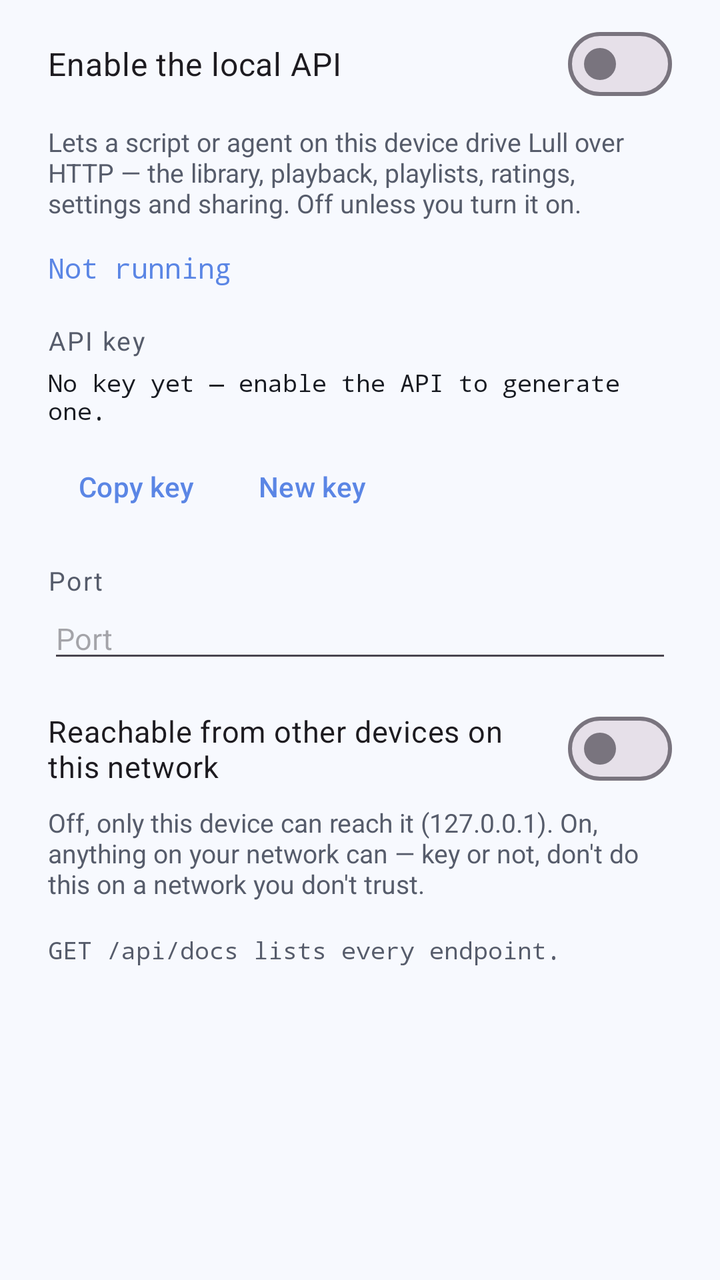
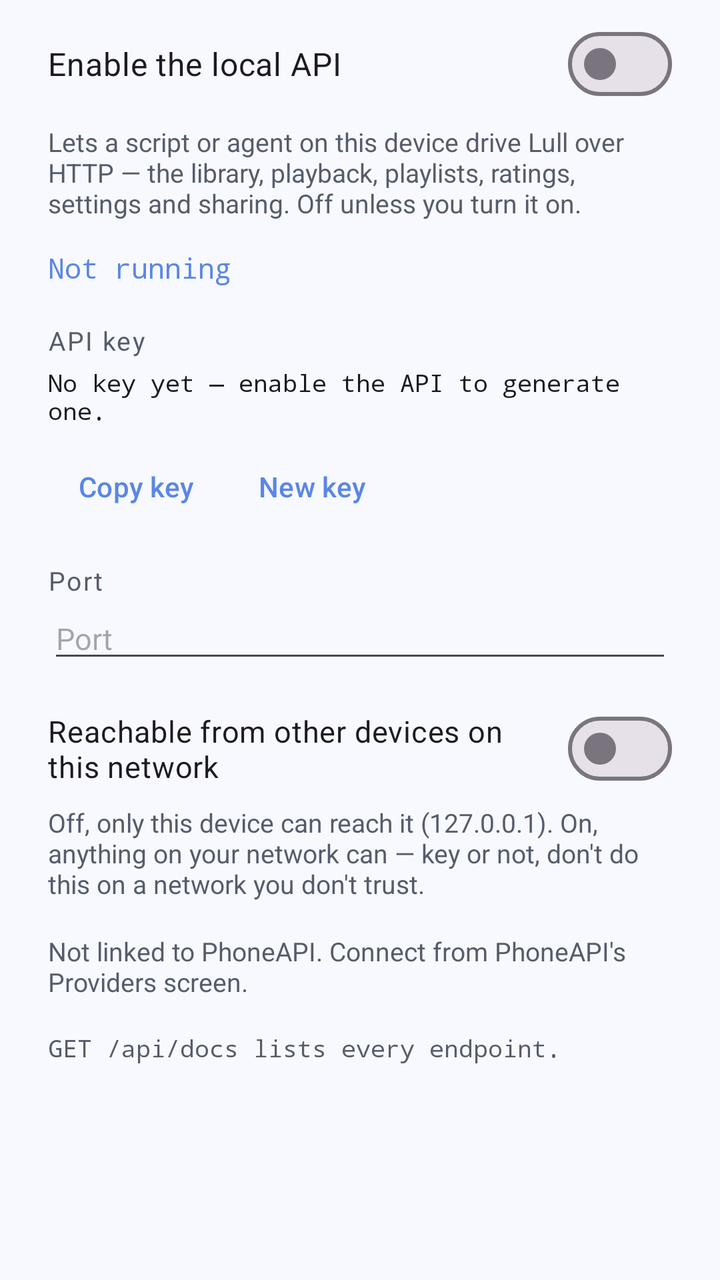

An Android layout rendered at two revisions. The XML below is the earlier revision; the diff shows what the commit changed to produce the second picture.
<!-- AndroidManifest.xml: application theme Theme.Lull -->
<!-- res/layout/dialog_api.xml -->
<?xml version="1.0" encoding="utf-8"?>
<ScrollView xmlns:android="http://schemas.android.com/apk/res/android"
    android:layout_width="match_parent"
    android:layout_height="wrap_content"
    android:paddingHorizontal="24dp"
    android:paddingTop="8dp">

    <LinearLayout
        android:layout_width="match_parent"
        android:layout_height="wrap_content"
        android:orientation="vertical">

        <com.google.android.material.materialswitch.MaterialSwitch
            android:id="@+id/apiEnable"
            android:layout_width="match_parent"
            android:layout_height="wrap_content"
            android:text="@string/api_enable"
            android:textSize="16sp" />

        <TextView
            android:layout_width="match_parent"
            android:layout_height="wrap_content"
            android:layout_marginTop="6dp"
            android:text="@string/api_explain"
            android:textColor="?attr/colorOnSurfaceVariant"
            android:textSize="13sp" />

        <TextView
            android:id="@+id/apiStatus"
            android:layout_width="match_parent"
            android:layout_height="wrap_content"
            android:layout_marginTop="14dp"
            android:textColor="?attr/colorPrimary"
            android:textSize="14sp"
            android:fontFamily="monospace"
            android:text="@string/api_stopped" />

        <TextView
            android:layout_width="match_parent"
            android:layout_height="wrap_content"
            android:layout_marginTop="18dp"
            android:text="@string/api_key_label"
            android:textColor="?attr/colorOnSurfaceVariant"
            android:textSize="13sp"
            android:letterSpacing="0.06" />

        <TextView
            android:id="@+id/apiKey"
            android:layout_width="match_parent"
            android:layout_height="wrap_content"
            android:layout_marginTop="4dp"
            android:textIsSelectable="true"
            android:fontFamily="monospace"
            android:textSize="12sp"
            android:textColor="?attr/colorOnSurface"
            android:text="@string/api_key_none" />

        <LinearLayout
            android:layout_width="match_parent"
            android:layout_height="wrap_content"
            android:layout_marginTop="6dp"
            android:orientation="horizontal">

            <com.google.android.material.button.MaterialButton
                android:id="@+id/apiCopy"
                style="@style/Widget.Material3.Button.TextButton"
                android:layout_width="wrap_content"
                android:layout_height="wrap_content"
                android:text="@string/api_copy" />

            <com.google.android.material.button.MaterialButton
                android:id="@+id/apiRegenerate"
                style="@style/Widget.Material3.Button.TextButton"
                android:layout_width="wrap_content"
                android:layout_height="wrap_content"
                android:text="@string/api_regenerate" />
        </LinearLayout>

        <TextView
            android:layout_width="match_parent"
            android:layout_height="wrap_content"
            android:layout_marginTop="14dp"
            android:text="@string/api_port_label"
            android:textColor="?attr/colorOnSurfaceVariant"
            android:textSize="13sp"
            android:letterSpacing="0.06" />

        <EditText
            android:id="@+id/apiPort"
            android:layout_width="match_parent"
            android:layout_height="wrap_content"
            android:inputType="number"
            android:maxLength="5"
            android:importantForAutofill="no"
            android:hint="@string/api_port_label"
            android:textSize="15sp" />

        <com.google.android.material.materialswitch.MaterialSwitch
            android:id="@+id/apiLan"
            android:layout_width="match_parent"
            android:layout_height="wrap_content"
            android:layout_marginTop="14dp"
            android:text="@string/api_lan"
            android:textSize="15sp" />

        <TextView
            android:layout_width="match_parent"
            android:layout_height="wrap_content"
            android:layout_marginTop="4dp"
            android:text="@string/api_lan_warning"
            android:textColor="?attr/colorOnSurfaceVariant"
            android:textSize="13sp" />

        <TextView
            android:layout_width="match_parent"
            android:layout_height="wrap_content"
            android:layout_marginTop="16dp"
            android:text="@string/api_docs_hint"
            android:textColor="?attr/colorOnSurfaceVariant"
            android:fontFamily="monospace"
            android:textSize="12sp" />
    </LinearLayout>
</ScrollView>
<!-- resources referenced by this layout -->
<resources>
  <string name="api_copy">Copy key</string>
  <string name="api_docs_hint">GET /api/docs lists every endpoint.</string>
  <string name="api_enable">Enable the local API</string>
  <string name="api_explain">Lets a script or agent on this device drive Lull over HTTP — the library, playback, playlists, ratings, settings and sharing. Off unless you turn it on.</string>
  <string name="api_key_label">API key</string>
  <string name="api_key_none">No key yet — enable the API to generate one.</string>
  <string name="api_lan">Reachable from other devices on this network</string>
  <string name="api_lan_warning">Off, only this device can reach it (127.0.0.1). On, anything on your network can — key or not, don\'t do this on a network you don\'t trust.</string>
  <string name="api_port_label">Port</string>
  <string name="api_regenerate">New key</string>
  <string name="api_stopped">Not running</string>
  <style name="Theme.Lull" parent="Theme.Material3.DayNight.NoActionBar">
          <item name="colorPrimary">@color/brand</item>
          <item name="colorOnPrimary">@color/on_brand</item>
          <item name="colorPrimaryContainer">@color/brand_dark</item>
          <item name="colorOnPrimaryContainer">@color/white</item>
          <item name="colorSecondary">@color/accent</item>
          <item name="lullFontMedium">sans-serif-medium</item>
  
          <item name="android:colorBackground">@color/light_bg</item>
          <item name="colorSurface">@color/light_surface</item>
          <item name="colorSurfaceVariant">@color/light_surface_variant</item>
          <item name="colorOnSurface">@color/light_on_surface</item>
          <item name="colorOnSurfaceVariant">@color/light_on_surface_variant</item>
  
          
          <item name="windowActionModeOverlay">true</item>
  
          <item name="android:statusBarColor">@android:color/transparent</item>
          <item name="android:navigationBarColor">?android:colorBackground</item>
          <item name="android:windowLightStatusBar">true</item>
          <item name="android:windowLightNavigationBar" tools:targetApi="o_mr1">true</item>
      </style>
  <color name="brand">#5B86E5</color>
  <color name="on_brand">#FFFFFF</color>
  <color name="brand_dark">#3F66C9</color>
  <color name="white">#FFFFFFFF</color>
  <color name="accent">#36D1C4</color>
  <color name="light_bg">#F7F9FE</color>
  <color name="light_surface">#FFFFFF</color>
  <color name="light_surface_variant">#E9EEF8</color>
  <color name="light_on_surface">#171A21</color>
  <color name="light_on_surface_variant">#565C6B</color>
</resources>

<!-- the commit's change to res/layout/dialog_api.xml (unified diff, before → after) -->
@@ -112,6 +112,23 @@
             android:textSize="13sp" />
 
         <TextView
+            android:id="@+id/apiPhoneApi"
+            android:layout_width="match_parent"
+            android:layout_height="wrap_content"
+            android:layout_marginTop="16dp"
+            android:text="@string/api_phoneapi_none"
+            android:textColor="?attr/colorOnSurfaceVariant"
+            android:textSize="13sp" />
+
+        <com.google.android.material.button.MaterialButton
+            android:id="@+id/apiPhoneApiUnlink"
+            style="@style/Widget.Material3.Button.TextButton"
+            android:layout_width="wrap_content"
+            android:layout_height="wrap_content"
+            android:visibility="gone"
+            android:text="@string/api_phoneapi_unlink" />
+
+        <TextView
             android:layout_width="match_parent"
             android:layout_height="wrap_content"
             android:layout_marginTop="16dp"
<!-- resource entries referenced after the edit -->
@@ -8,6 +8,8 @@
   <string name="api_key_none">No key yet — enable the API to generate one.</string>
   <string name="api_lan">Reachable from other devices on this network</string>
   <string name="api_lan_warning">Off, only this device can reach it (127.0.0.1). On, anything on your network can — key or not, don\'t do this on a network you don\'t trust.</string>
+  <string name="api_phoneapi_none">Not linked to PhoneAPI. Connect from PhoneAPI\'s Providers screen.</string>
+  <string name="api_phoneapi_unlink">Unlink PhoneAPI</string>
   <string name="api_port_label">Port</string>
   <string name="api_regenerate">New key</string>
   <string name="api_stopped">Not running</string>
